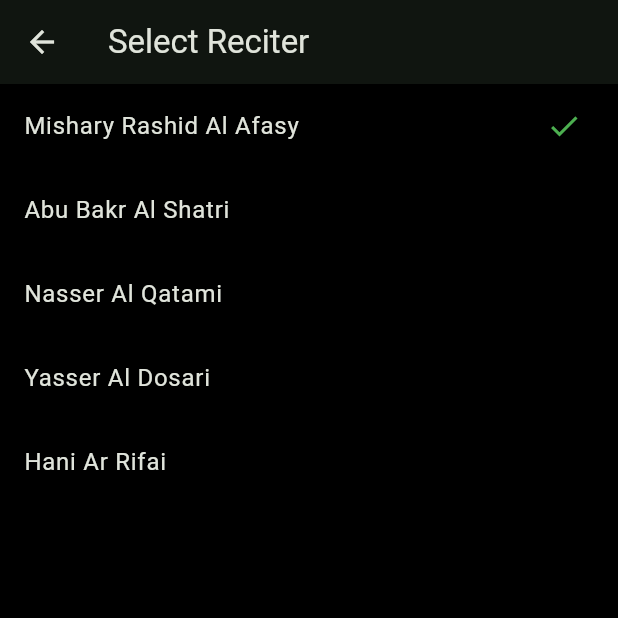
After one commit to ZadeE1/Marhooma-Quran, a Flutter app: the screen it shows after launch, item 4 of the bottom bar chosen, after a tap on "Reciter", on a phone screen of 412 x 824 dp, the top half of it. The commit adds this screen. Run offline on Flutter 3.47's test engine with Material 3 defaults, Android fonts, the phone set to English and light mode, and no system bars; our stand-ins replace just_audio; missing offline and left inert: audio_session; network calls fail; statements that could not run were skipped.

Commit message:
Initial project setup with Flutter, including configuration files, Android and iOS platform support, and basic app structure. Added assets for Quran translations and audio playback functionality.

```diff
--- a/lib/data/repositories/audio_api.dart
+++ b/lib/data/repositories/audio_api.dart
@@ -3,18 +3,28 @@ import 'dart:convert';
 import 'package:http/http.dart' as http;
 
 class AudioApi {
-  static const _base = 'https://api.quran.com/api/v4';
-  static const _reciterId = 7; // Mishari Rashid al-Afasy 128kbps
+  static const _base = 'https://quranapi.pages.dev/api';
+  static const _reciterId = 1; // Mishary Rashid Al Afasy (default)
 
   const AudioApi();
 
-  /// Returns the mp3 URL for a complete surah recitation.
-  Future<String> fetchSurahAudio(int surahNumber) async {
-    final uri = Uri.parse('$_base/chapter_recitations/$_reciterId/$surahNumber');
+  /// Returns the mp3 URL for a complete surah recitation using quranapi.pages.dev
+  Future<String> fetchSurahAudio(int surahNumber, {int reciterId = _reciterId}) async {
+    final uri = Uri.parse('$_base/audio/$surahNumber.json');
     final res = await http.get(uri);
     if (res.statusCode != 200) throw Exception('Failed to load audio');
+
     final data = jsonDecode(res.body) as Map<String, dynamic>;
-    final audioFile = data['audio_file'] as Map<String, dynamic>;
-    return audioFile['audio_url'] as String;
+    final reciterData = data[reciterId.toString()] as Map<String, dynamic>?;
+
+    if (reciterData == null) {
+      throw Exception('Reciter $reciterId not found for surah $surahNumber');
+    }
+
+    // Prefer originalUrl for better performance, fallback to GitHub url
+    return (reciterData['originalUrl'] as String?) ?? (reciterData['url'] as String);
   }
+
+  /// Returns available reciters with their IDs and names
+  static const Map<int, String> availableReciters = {1: 'Mishary Rashid Al Afasy', 2: 'Abu Bakr Al Shatri', 3: 'Nasser Al Qatami', 4: 'Yasser Al Dosari', 5: 'Hani Ar Rifai'};
 }
--- /dev/null
+++ b/lib/features/quran_reader/screens/reciter_selection_screen.dart
@@ -0,0 +1,40 @@
+import 'package:flutter/material.dart';
+
+import '../../../audio/audio_controller.dart';
+import '../../../data/repositories/audio_api.dart';
+
+/// Screen for selecting different reciters
+class ReciterSelectionScreen extends StatelessWidget {
+  const ReciterSelectionScreen({super.key});
+
+  @override
+  Widget build(BuildContext context) {
+    return Scaffold(
+      appBar: AppBar(title: const Text('Select Reciter')),
+      body: AnimatedBuilder(
+        animation: AudioController.instance,
+        builder: (context, _) {
+          final controller = AudioController.instance;
+          return ListView.builder(
+            itemCount: AudioApi.availableReciters.length,
+            itemBuilder: (context, index) {
+              final entry = AudioApi.availableReciters.entries.elementAt(index);
+              final reciterId = entry.key;
+              final reciterName = entry.value;
+              final isSelected = controller.selectedReciterId == reciterId;
+
+              return ListTile(
+                title: Text(reciterName),
+                trailing: isSelected ? const Icon(Icons.check, color: Colors.green) : null,
+                onTap: () {
+                  controller.setReciter(reciterId);
+                  Navigator.pop(context);
+                },
+              );
+            },
+          );
+        },
+      ),
+    );
+  }
+}
--- a/lib/features/quran_reader/screens/surah_detail_screen.dart
+++ b/lib/features/quran_reader/screens/surah_detail_screen.dart
@@ -54,10 +54,7 @@ class SurahDetailScreen extends StatelessWidget {
         builder: (context, _) {
           final controller = AudioController.instance;
           final isCurrent = controller.currentSurah?.number == surahMeta.number;
-          if (controller.isBusy && isCurrent) {
-            if (controller.isDownloading) {
-              return FloatingActionButton(onPressed: null, child: SizedBox(width: 24, height: 24, child: CircularProgressIndicator(strokeWidth: 2, color: Colors.white, value: controller.downloadProgress > 0 ? controller.downloadProgress : null)));
-            }
+          if (controller.isLoading && isCurrent) {
             return FloatingActionButton(onPressed: null, child: const SizedBox(width: 24, height: 24, child: CircularProgressIndicator(strokeWidth: 2, color: Colors.white)));
           }
           final icon = (isCurrent && controller.isPlaying) ? Icons.pause : Icons.play_arrow;
--- a/lib/src/navigation/root_scaffold.dart
+++ b/lib/src/navigation/root_scaffold.dart
@@ -39,7 +39,21 @@ class _RootScaffoldState extends State<RootScaffold> {
               final controller = AudioController.instance;
               final surah = controller.currentSurah;
               final isPlaying = controller.isPlaying;
-              return Container(height: 64, padding: const EdgeInsets.symmetric(horizontal: 16), decoration: BoxDecoration(color: Colors.grey.shade900, border: const Border(top: BorderSide(color: Colors.black54, width: 0.5))), child: Row(children: [const Icon(Icons.graphic_eq, color: Colors.grey), const SizedBox(width: 12), Expanded(child: Text(surah != null ? surah.englishName : 'Nothing playing', style: const TextStyle(color: Colors.grey), overflow: TextOverflow.ellipsis)), if (controller.isBusy) const SizedBox(width: 24, height: 24, child: CircularProgressIndicator(strokeWidth: 2, color: Colors.white)) else IconButton(icon: Icon(isPlaying ? Icons.pause : Icons.play_arrow, color: Colors.white), onPressed: surah == null ? null : () => controller.toggle())]));
+              return Container(
+                height: 64,
+                padding: const EdgeInsets.symmetric(horizontal: 16),
+                decoration: BoxDecoration(color: Colors.grey.shade900, border: const Border(top: BorderSide(color: Colors.black54, width: 0.5))),
+                child: Row(
+                  children: [
+                    const Icon(Icons.graphic_eq, color: Colors.grey),
+                    const SizedBox(width: 12),
+                    IconButton(icon: const Icon(Icons.skip_previous, color: Colors.white), onPressed: controller.queuedSurahs.length > 1 ? () => controller.seekToPrevious() : null),
+                    Expanded(child: Text(surah != null ? '${surah.englishName} ${controller.queuedSurahs.length > 1 ? '(${(controller.currentIndex ?? 0) + 1}/${controller.queuedSurahs.length})' : ''}' : 'Nothing playing', style: const TextStyle(color: Colors.grey), overflow: TextOverflow.ellipsis)),
+                    IconButton(icon: Icon(isPlaying ? Icons.pause : Icons.play_arrow, color: Colors.white), onPressed: surah == null ? null : () => controller.toggle()),
+                    IconButton(icon: const Icon(Icons.skip_next, color: Colors.white), onPressed: controller.queuedSurahs.length > 1 ? () => controller.seekToNext() : null),
+                  ],
+                ),
+              );
             },
           ),
         ],
--- a/lib/src/screens/placeholder_screens.dart
+++ b/lib/src/screens/placeholder_screens.dart
@@ -1,4 +1,6 @@
 import 'package:flutter/material.dart';
+import '../../features/quran_reader/screens/reciter_selection_screen.dart';
+import '../../audio/audio_controller.dart';
 
 // ------------------------------------------------------------
 // Simple placeholder screens for Phase 0. Each one returns a
@@ -37,7 +39,13 @@ class SettingsScreen extends StatelessWidget {
 
   @override
   Widget build(BuildContext context) {
-    return _BasePlaceholder(label: 'Settings', icon: Icons.settings, color: Colors.teal.shade700);
+    return AnimatedBuilder(
+      animation: AudioController.instance,
+      builder: (context, _) {
+        final controller = AudioController.instance;
+        return ListView(children: [const Padding(padding: EdgeInsets.all(16), child: Text('Audio Settings', style: TextStyle(fontSize: 20, fontWeight: FontWeight.bold))), ListTile(leading: const Icon(Icons.person), title: const Text('Reciter'), subtitle: Text(controller.selectedReciterName), trailing: const Icon(Icons.arrow_forward_ios), onTap: () => Navigator.push(context, MaterialPageRoute(builder: (_) => const ReciterSelectionScreen()))), const Divider(), const Padding(padding: EdgeInsets.all(16), child: Text('About', style: TextStyle(fontSize: 20, fontWeight: FontWeight.bold))), const ListTile(leading: Icon(Icons.info), title: Text('Version'), subtitle: Text('1.0.0')), const ListTile(leading: Icon(Icons.book), title: Text('Audio Source'), subtitle: Text('quranapi.pages.dev'))]);
+      },
+    );
   }
 }
 
--- a/pubspec.yaml
+++ b/pubspec.yaml
@@ -37,7 +37,7 @@ dependencies:
 
   http: ^1.1.0
   just_audio: ^0.9.36
-  path_provider: ^2.1.1
+  audio_session: ^0.1.16
 
 dev_dependencies:
   flutter_test:
```
Also changed, not shown: lib/audio/audio_controller.dart (+86 -59 lines), lib/features/quran_reader/screens/surah_list_screen.dart (+30 -1 lines), pubspec.lock.
